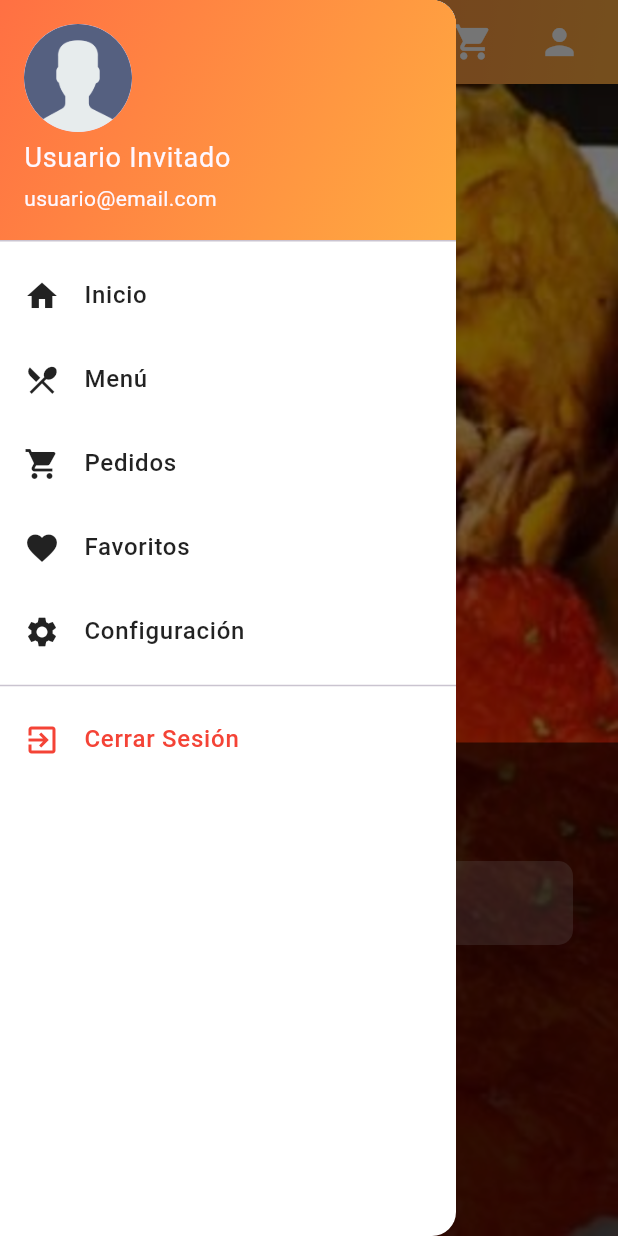
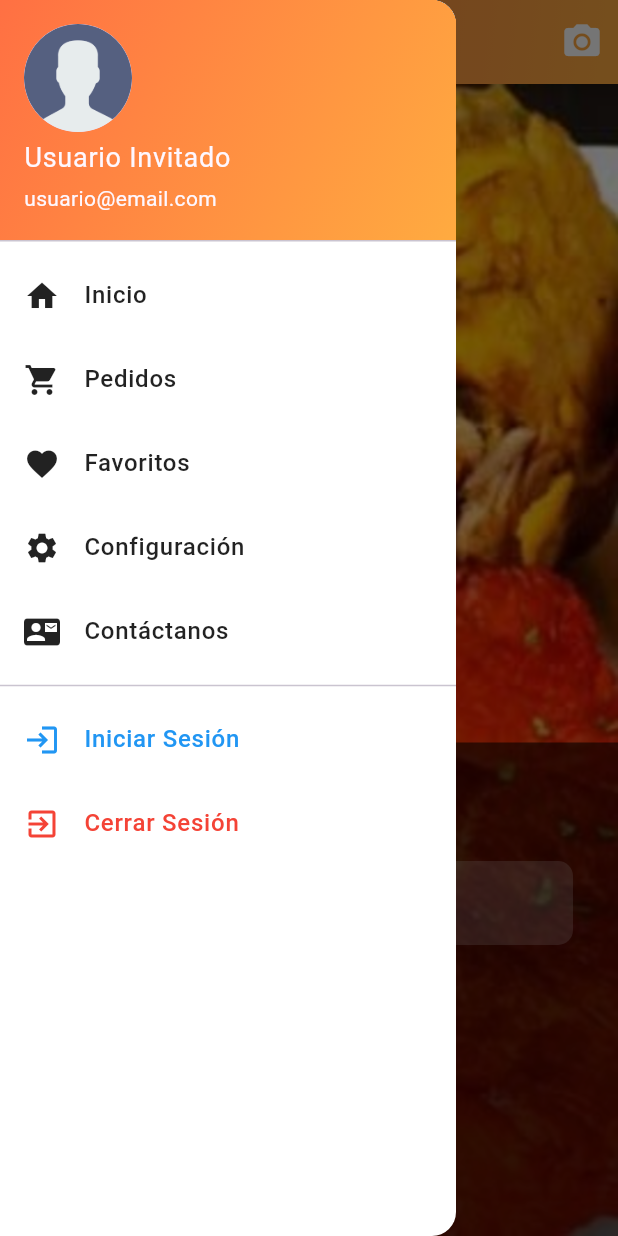
Before and after one commit to KriPyDragon/Reserva-Flutter, a Flutter app: the screen it shows after launch, with the side drawer open, on a phone screen of 412 x 824 dp. Run offline on Flutter 3.47's test engine with Material 3 defaults, Android fonts, the light colour scheme and no system bars.

Commit message:
feat: update header and drawer components with new icons and navigation routes

```diff
--- a/frontend/lib/layouts/header.dart
+++ b/frontend/lib/layouts/header.dart
@@ -1,5 +1,4 @@
 import 'package:flutter/material.dart';
-import '/cliente/login_registro.dart';
 
 class Header extends StatelessWidget implements PreferredSizeWidget {
   const Header({super.key});
@@ -63,26 +62,11 @@ class Header extends StatelessWidget implements PreferredSizeWidget {
           title: const Text(""),
           actions: [
             IconButton(
-              icon: const Icon(
-                Icons.shopping_cart,
-                color: Colors.white,
-                size: 28,
-              ),
-              onPressed: () {},
-            ),
-            const SizedBox(width: 10),
-            IconButton(
-              icon: const Icon(Icons.person, color: Colors.white, size: 28),
+              icon: const Icon(Icons.camera_alt, color: Colors.white, size: 28),
               onPressed: () {
-                Navigator.push(
-                  context,
-                  MaterialPageRoute(
-                    builder: (context) => const LoginRegistroScreen(),
-                  ),
-                );
+                // Acción para abrir la cámara
               },
             ),
-            const SizedBox(width: 15),
           ],
         ),
       ),
@@ -134,11 +118,6 @@ class CustomDrawer extends StatelessWidget {
                   },
                 ),
                 _drawerItem(
-                  icon: Icons.restaurant_menu,
-                  text: "Menú",
-                  onTap: () {},
-                ),
-                _drawerItem(
                   icon: Icons.shopping_cart,
                   text: "Pedidos",
                   onTap: () {},
@@ -153,7 +132,21 @@ class CustomDrawer extends StatelessWidget {
                   text: "Configuración",
                   onTap: () {},
                 ),
+                _drawerItem(
+                  icon: Icons.contact_mail,
+                  text: "Contáctanos",
+                  onTap: () {},
+                ),
                 const Divider(),
+                _drawerItem(
+                  icon: Icons.login,
+                  text: "Iniciar Sesión",
+                  color: Colors.blue,
+                  onTap: () {
+                    Navigator.pop(context);
+                    Navigator.pushNamed(context, '/cliente/login_registro');
+                  },
+                ),
                 _drawerItem(
                   icon: Icons.exit_to_app,
                   text: "Cerrar Sesión",
--- a/frontend/lib/main.dart
+++ b/frontend/lib/main.dart
@@ -1,5 +1,6 @@
 import 'package:flutter/material.dart';
 import 'layouts/header.dart';
+import 'cliente/login_registro.dart'; // Importa la pantalla de LoginRegistro
 
 void main() {
   runApp(const MyApp());
@@ -18,6 +19,10 @@
         visualDensity: VisualDensity.adaptivePlatformDensity,
       ),
       home: const HomeScreen(),
+      routes: {
+        '/cliente/login_registro':
+            (context) => const LoginRegistroScreen(), // Agrega esta línea
+      },
     );
   }
 }
```
